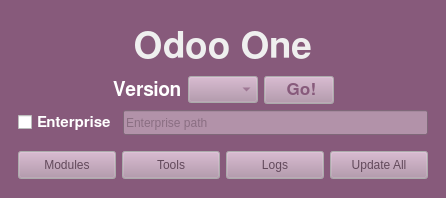
First picture: the form in ui/main_window.ui, repository myrrkel/odoo_one, before the edit.
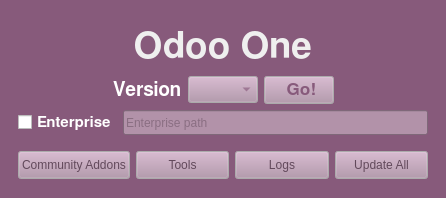
Second picture: the form after the edit.

Commit message: [IMP] add addons dialog

```diff
--- a/ui/main_window.ui
+++ b/ui/main_window.ui
@@ -1957,7 +1957,7 @@
           </palette>
          </property>
          <property name="text">
-          <string>Modules</string>
+          <string>Community Addons</string>
          </property>
         </widget>
        </item>
```
Left out of the diff: 2 changed lines with no effect on the pictures. The commit also changes 10 other files.
